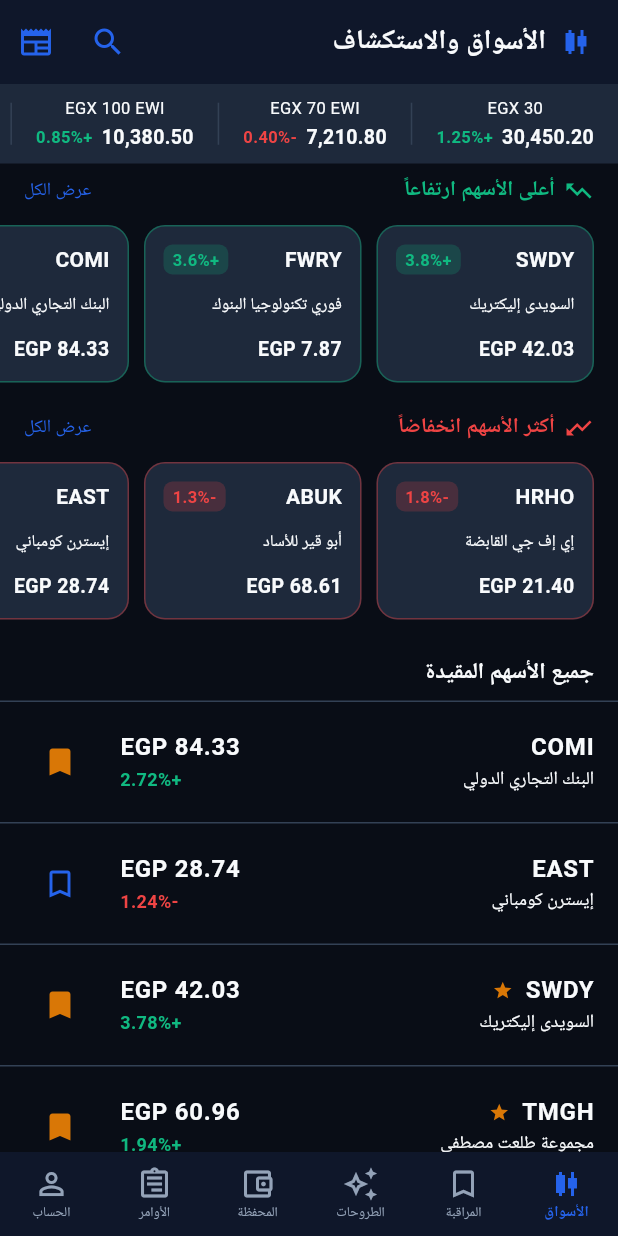
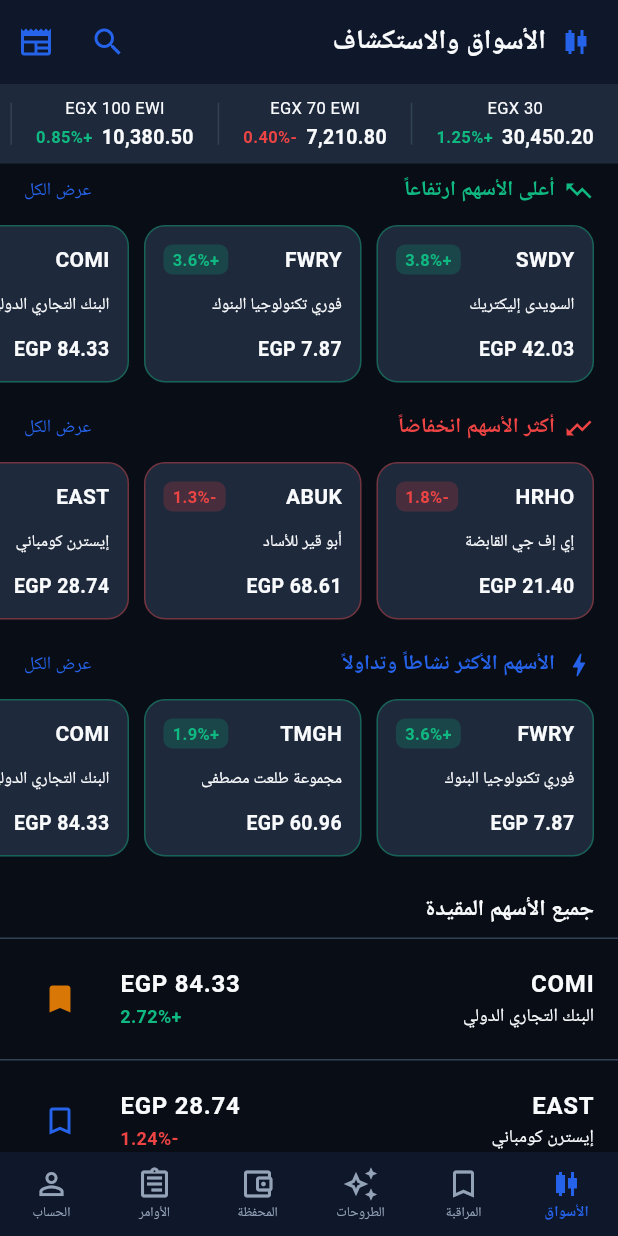
Before and after one commit to ziad-helmy1234/alamalka, a Flutter app: the screen it shows after launch, on a phone screen of 412 x 824 dp. Run offline on Flutter 3.47's test engine with Material 3 defaults, Android fonts, the phone set to English and light mode, and no system bars.

Commit message:
Add Most Active Movers (الأسهم الأكثر نشاطاً وتداولاً) section based on volume

```diff
--- a/lib/services/stock_service.dart
+++ b/lib/services/stock_service.dart
@@ -386,7 +386,7 @@
     }
   }
 
-  // Top Gainers & Losers
+  // Top Gainers, Losers & Most Active Movers
   List<Stock> getTopGainers({int limit = 5}) {
     final list = List<Stock>.from(_allStocks);
     list.sort((a, b) => b.percentChange.compareTo(a.percentChange));
@@ -396,6 +396,12 @@
   List<Stock> getTopLosers({int limit = 5}) {
     final list = List<Stock>.from(_allStocks);
     list.sort((a, b) => a.percentChange.compareTo(b.percentChange));
+    return list.take(limit).toList();
+  }
+
+  List<Stock> getMostActiveMovers({int limit = 5}) {
+    final list = List<Stock>.from(_allStocks);
+    list.sort((a, b) => b.volume.compareTo(a.volume));
     return list.take(limit).toList();
   }
 
--- a/lib/theme/app_language.dart
+++ b/lib/theme/app_language.dart
@@ -32,6 +32,7 @@
   static String get newsTooltip => AppLanguage.isArabic ? 'الأخبار والأحداث' : 'News & Events';
   static String get topGainers => AppLanguage.isArabic ? 'أعلى الأسهم ارتفاعاً' : 'Top Gainers';
   static String get topLosers => AppLanguage.isArabic ? 'أكثر الأسهم انخفاضاً' : 'Top Losers';
+  static String get mostActiveMovers => AppLanguage.isArabic ? 'الأسهم الأكثر نشاطاً وتداولاً' : 'Most Active Movers';
   static String get viewAll => AppLanguage.isArabic ? 'عرض الكل' : 'View All';
   static String get allListedStocks => AppLanguage.isArabic ? 'جميع الأسهم المقيدة' : 'All Listed Stocks';
 
--- a/lib/views/markets_screen.dart
+++ b/lib/views/markets_screen.dart
@@ -67,6 +67,8 @@
                   _buildTopGainersRow(),
                   const SizedBox(height: 12),
                   _buildTopLosersRow(),
+                  const SizedBox(height: 12),
+                  _buildMostActiveMoversRow(),
                   const SizedBox(height: 16),
                   Padding(
                     padding: const EdgeInsets.symmetric(horizontal: 16.0, vertical: 8.0),
@@ -276,6 +278,67 @@
     );
   }
 
+  // Section 3: Most Active Movers (Highest Trading Volume regardless of price direction)
+  Widget _buildMostActiveMoversRow() {
+    final activeMovers = _stockService.getMostActiveMovers(limit: 5);
+
+    return Column(
+      crossAxisAlignment: CrossAxisAlignment.start,
+      children: [
+        Padding(
+          padding: const EdgeInsets.symmetric(horizontal: 16.0, vertical: 8),
+          child: Row(
+            mainAxisAlignment: MainAxisAlignment.spaceBetween,
+            children: [
+              Expanded(
+                child: Row(
+                  children: [
+                    const Icon(Icons.bolt, color: AppColors.accentBlue, size: 20),
+                    const SizedBox(width: 6),
+                    Expanded(
+                      child: Text(
+                        AppStrings.mostActiveMovers,
+                        style: const TextStyle(
+                          fontWeight: FontWeight.bold,
+                          fontSize: 14,
+                          color: AppColors.accentBlue,
+                        ),
+                        overflow: TextOverflow.ellipsis,
+                      ),
+                    ),
+                  ],
+                ),
+              ),
+              const SizedBox(width: 8),
+              GestureDetector(
+                onTap: () {
+                  Navigator.push(
+                    context,
+                    MaterialPageRoute(builder: (_) => const SearchScreen()),
+                  );
+                },
+                child: Text(
+                  AppStrings.viewAll,
+                  style: const TextStyle(color: AppColors.accentBlue, fontSize: 12),
+                ),
+              ),
+            ],
+          ),
+        ),
+        const SizedBox(height: 4),
+        SingleChildScrollView(
+          scrollDirection: Axis.horizontal,
+          padding: const EdgeInsets.symmetric(horizontal: 16),
+          child: Row(
+            children: activeMovers
+                .map((stock) => _buildHighlightCard(stock, isGainer: stock.isPositive))
+                .toList(),
+          ),
+        ),
+      ],
+    );
+  }
+
   Widget _buildHighlightCard(Stock stock, {required bool isGainer}) {
     final color = isGainer ? AppColors.greenPositive : AppColors.redNegative;
     final sign = stock.isPositive ? '+' : '';
```
